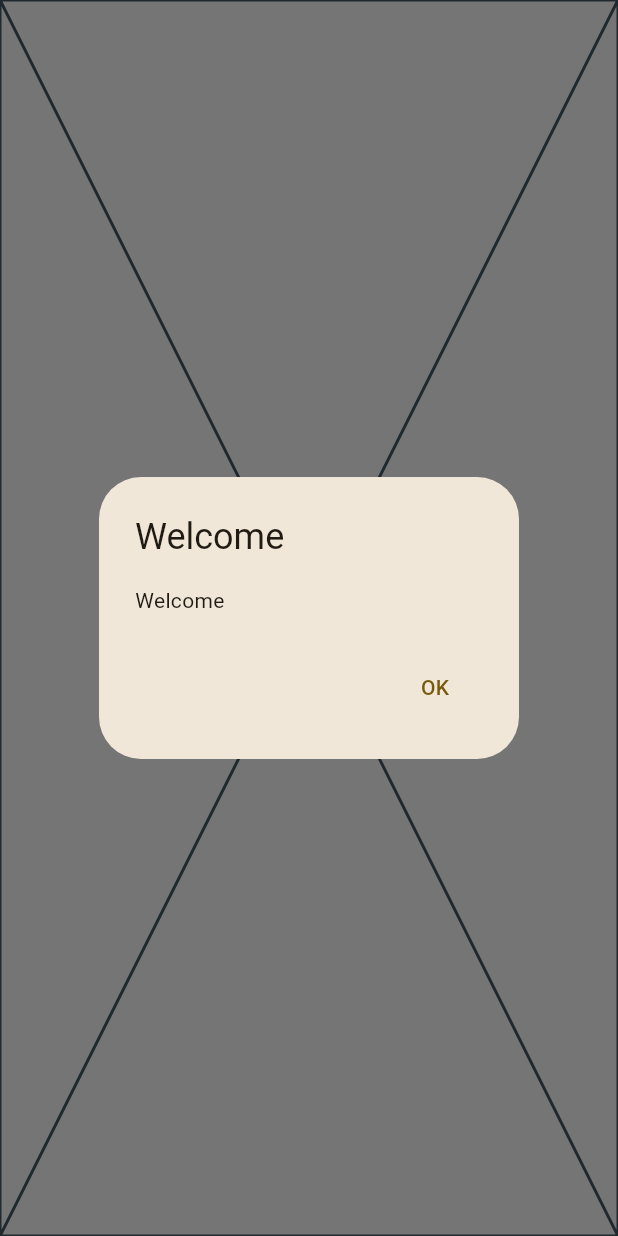
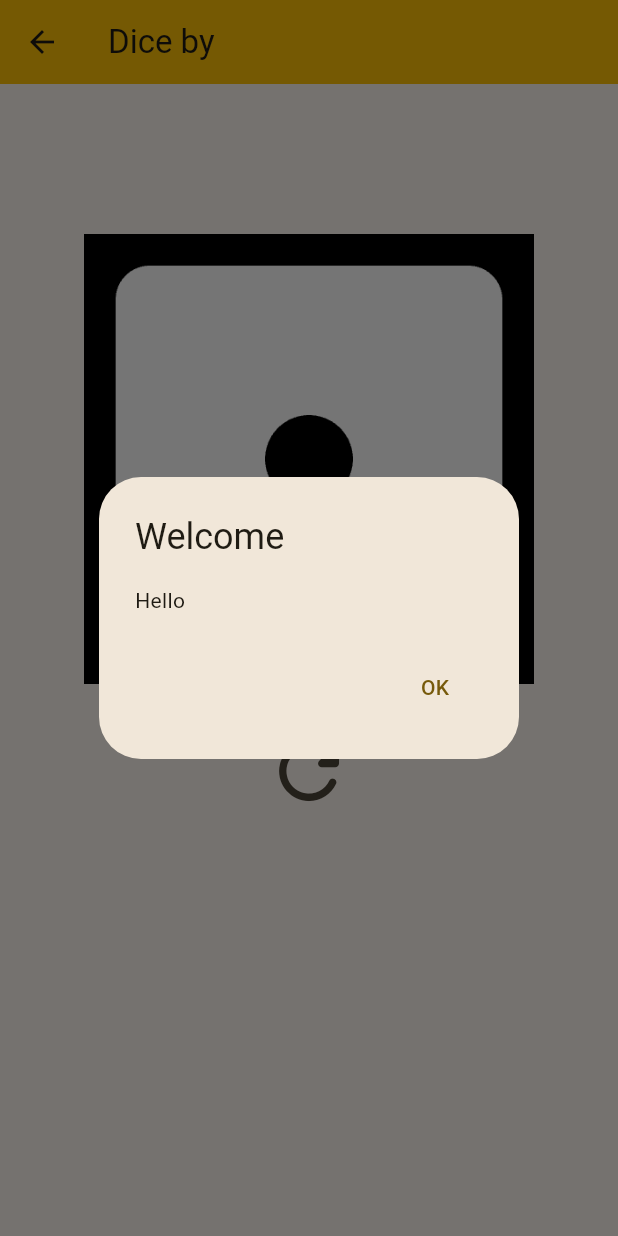
Before and after one commit to pendant-k/flutter-login-study, a Flutter app: the screen it shows after launch, after a tap on "로그인", on a phone screen of 412 x 824 dp. Run offline on Flutter 3.47's test engine with Material 2 defaults, Android fonts, the phone set to English and light mode, and no system bars; our stand-ins replace after_layout, lottie.

Commit message:
:sparkles: Add dice screen

```diff
--- a/lib/screens/s_dice.dart
+++ b/lib/screens/s_dice.dart
@@ -1,4 +1,5 @@
 import 'dart:async';
+import 'dart:math';
 
 import 'package:after_layout/after_layout.dart';
 import 'package:flutter/material.dart';
@@ -15,6 +16,8 @@ class DiceScreen extends StatefulWidget {
 }
 
 class _DiceScreenState extends State<DiceScreen> with AfterLayoutMixin<DiceScreen> {
+  final random = Random();
+  var currentDice = 1;
   @override
   FutureOr<void> afterFirstLayout(BuildContext context) async {
     await Future.delayed(Duration(milliseconds: 500), () {
@@ -23,7 +26,7 @@ class _DiceScreenState extends State<DiceScreen> with AfterLayoutMixin<DiceScree
           builder: (context) {
             return AlertDialog(
               title: Text('Welcome'),
-              content: Text('Welcome ${widget.id}'),
+              content: Text('Hello ${widget.id}'),
               actions: [
                 TextButton(
                     onPressed: () {
@@ -38,6 +41,40 @@ class _DiceScreenState extends State<DiceScreen> with AfterLayoutMixin<DiceScree
 
   @override
   Widget build(BuildContext context) {
-    return const Placeholder();
+    return Scaffold(
+      appBar: AppBar(
+        title: Text('Dice by ${widget.id}'),
+        backgroundColor: Colors.amber,
+      ),
+      body: Container(
+          width: double.infinity,
+          child: Column(
+            crossAxisAlignment: CrossAxisAlignment.center,
+            children: [
+              SizedBox(
+                height: 100,
+              ),
+              Image.asset(
+                'assets/images/dice${currentDice}.png',
+                width: 300,
+                height: 300,
+              ),
+              SizedBox(
+                height: 20,
+              ),
+              IconButton(
+                onPressed: () {
+                  setState(() {
+                    currentDice = random.nextInt(5) + 1;
+                  });
+                },
+                icon: Icon(
+                  Icons.refresh_rounded,
+                  size: 60,
+                ),
+              )
+            ],
+          )),
+    );
   }
 }
```
